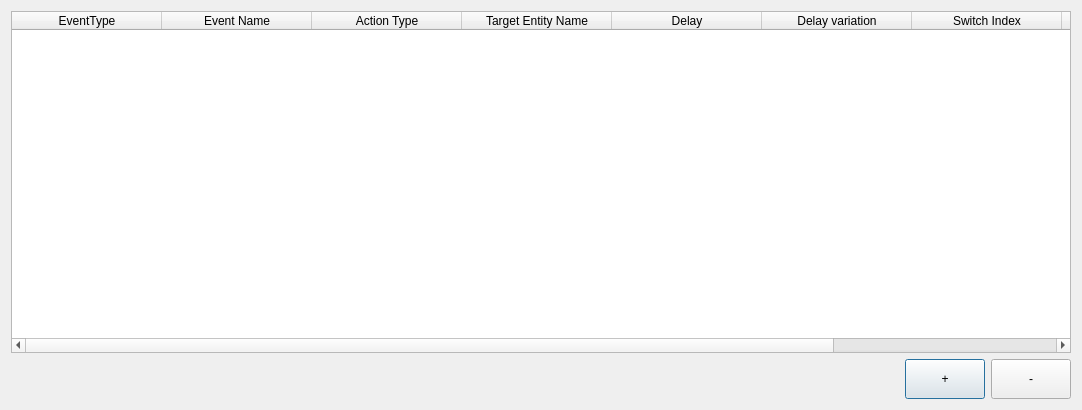
Above: Tools/ResourceEditor/DataQt/ActionComponentEditor.ui from xaoctech/dava.engine before the change. Below: the same form after it.
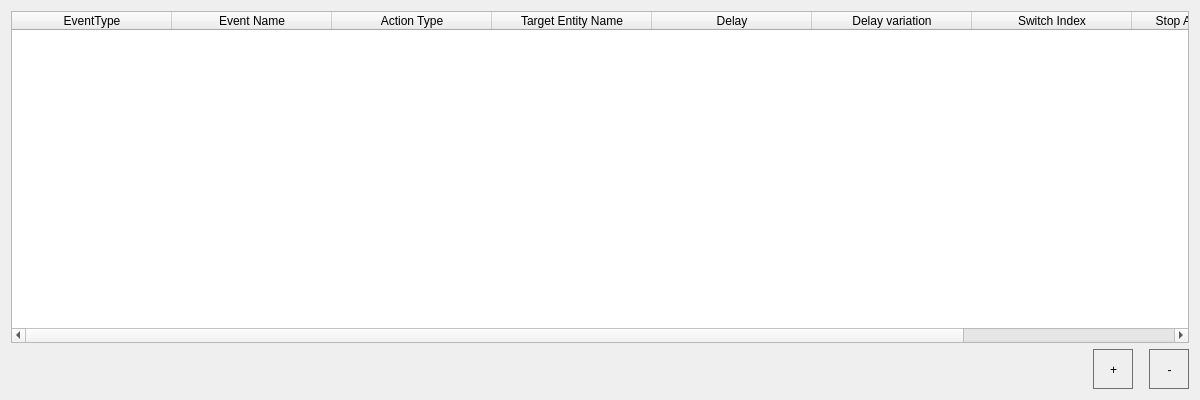
That is the form after the change.

Commit message: [DF-4634] fix ui layout

Diff of the .ui file:
```diff
--- a/Tools/ResourceEditor/DataQt/ActionComponentEditor.ui
+++ b/Tools/ResourceEditor/DataQt/ActionComponentEditor.ui
@@ -9,13 +9,35 @@
    <rect>
     <x>0</x>
     <y>0</y>
-    <width>1082</width>
-    <height>410</height>
+    <width>1200</width>
+    <height>400</height>
    </rect>
   </property>
   <property name="windowTitle">
    <string>Edit actions</string>
   </property>
+  <property name="styleSheet">
+   <string notr="true">QPushButton
+{
+  border: 1px solid #707070;
+  padding-top: 1px;
+  padding-left: 1px;
+}
+
+QPushButton:hover
+{
+  border: 1px solid #909090;
+  padding-top: 0px;
+  padding-left: 0px;
+}
+
+QPushButton:pressed
+{
+  border: 1px solid #808080;
+  padding-top: 1px;
+  padding-left: 1px;
+}</string>
+  </property>
   <layout class="QVBoxLayout" name="verticalLayout">
    <item>
     <widget class="QTableWidget" name="tableActions">
@@ -44,7 +66,7 @@
       <bool>true</bool>
      </attribute>
      <attribute name="horizontalHeaderDefaultSectionSize">
-      <number>150</number>
+      <number>160</number>
      </attribute>
      <attribute name="horizontalHeaderStretchLastSection">
       <bool>false</bool>
@@ -103,7 +125,10 @@
     </widget>
    </item>
    <item>
-    <layout class="QHBoxLayout" name="horizontalLayout" stretch="1,0,0">
+    <layout class="QHBoxLayout" name="_2">
+     <property name="spacing">
+      <number>16</number>
+     </property>
      <item>
       <spacer name="horizontalSpacer">
        <property name="orientation">
@@ -119,52 +144,34 @@
      </item>
      <item>
       <widget class="QPushButton" name="buttonAddItem">
-       <property name="sizePolicy">
-        <sizepolicy hsizetype="Fixed" vsizetype="Fixed">
-         <horstretch>0</horstretch>
-         <verstretch>0</verstretch>
-        </sizepolicy>
-       </property>
        <property name="minimumSize">
         <size>
          <width>40</width>
          <height>40</height>
         </size>
        </property>
-       <property name="maximumSize">
-        <size>
-         <width>80</width>
-         <height>40</height>
-        </size>
-       </property>
        <property name="text">
         <string>+</string>
        </property>
+       <property name="flat">
+        <bool>false</bool>
+       </property>
       </widget>
      </item>
      <item>
       <widget class="QPushButton" name="buttonRemoveItem">
-       <property name="sizePolicy">
-        <sizepolicy hsizetype="Fixed" vsizetype="Fixed">
-         <horstretch>0</horstretch>
-         <verstretch>0</verstretch>
-        </sizepolicy>
-       </property>
        <property name="minimumSize">
         <size>
          <width>40</width>
          <height>40</height>
         </size>
        </property>
-       <property name="maximumSize">
-        <size>
-         <width>80</width>
-         <height>40</height>
-        </size>
-       </property>
        <property name="text">
         <string>-</string>
        </property>
+       <property name="flat">
+        <bool>false</bool>
+       </property>
       </widget>
      </item>
     </layout>
```
Left out of the diff: 3 changed lines with no effect on the pictures.
